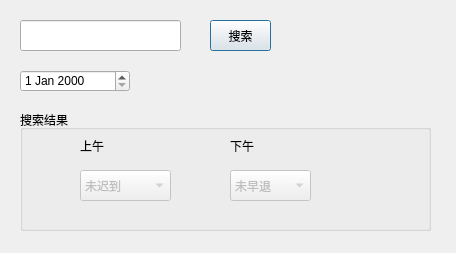
The window that ManageSystem/selectcheckin.ui (skyformat99/ManagerSystem) describes before a commit, drawn with Qt 5.
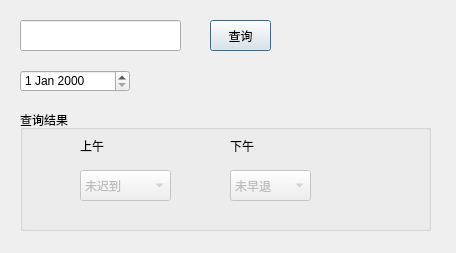
The same window after the commit.

The edit to the form file:
```diff
--- a/ManageSystem/selectcheckin.ui
+++ b/ManageSystem/selectcheckin.ui
@@ -46,7 +46,7 @@
     </rect>
    </property>
    <property name="title">
-    <string>搜索结果</string>
+    <string>查询结果</string>
    </property>
    <widget class="QLabel" name="amLabel">
     <property name="geometry">
@@ -151,7 +151,7 @@
     </rect>
    </property>
    <property name="text">
-    <string>搜索</string>
+    <string>查询</string>
    </property>
   </widget>
  </widget>
```
Left out of the diff: 2 changed lines with no effect on the pictures.
